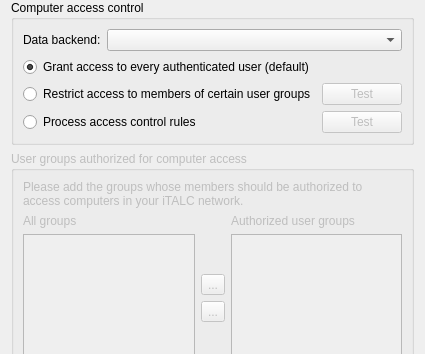
veyon/veyon, file configurator/forms/AccessControlPage.ui: the form before one commit; both pictures show x 0 to 425 and y 0 to 354 of the 425 by 643 pixel window.
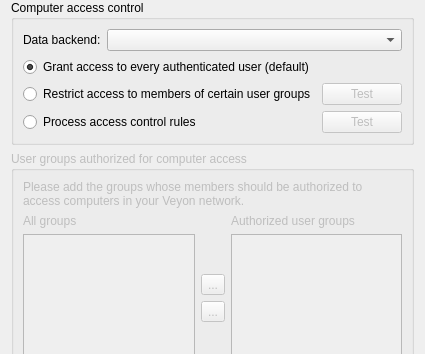
The form after the commit. Icons and pictures are not drawn.

Commit message:
Relaunch as Veyon
The software is now called "Veyon" (Virtual Eye On Networks) to reflect
the broader area of use (not just limited to classroom management
purposes) and also avoid possible conflicts with existing brands with
similar names. It also reflects the complete overhaul of the whole
software.

What changed in the file:
```diff
--- a/configurator/forms/AccessControlPage.ui
+++ b/configurator/forms/AccessControlPage.ui
@@ -118,7 +118,7 @@
       <item row="0" column="0" colspan="3">
        <widget class="QLabel" name="label_40">
         <property name="text">
-         <string>Please add the groups whose members should be authorized to access computers in your iTALC network.</string>
+         <string>Please add the groups whose members should be authorized to access computers in your Veyon network.</string>
         </property>
         <property name="wordWrap">
          <bool>true</bool>
```
Left out of the diff: 20 changed lines with no effect on the pictures. The commit also changes 353 other files.
